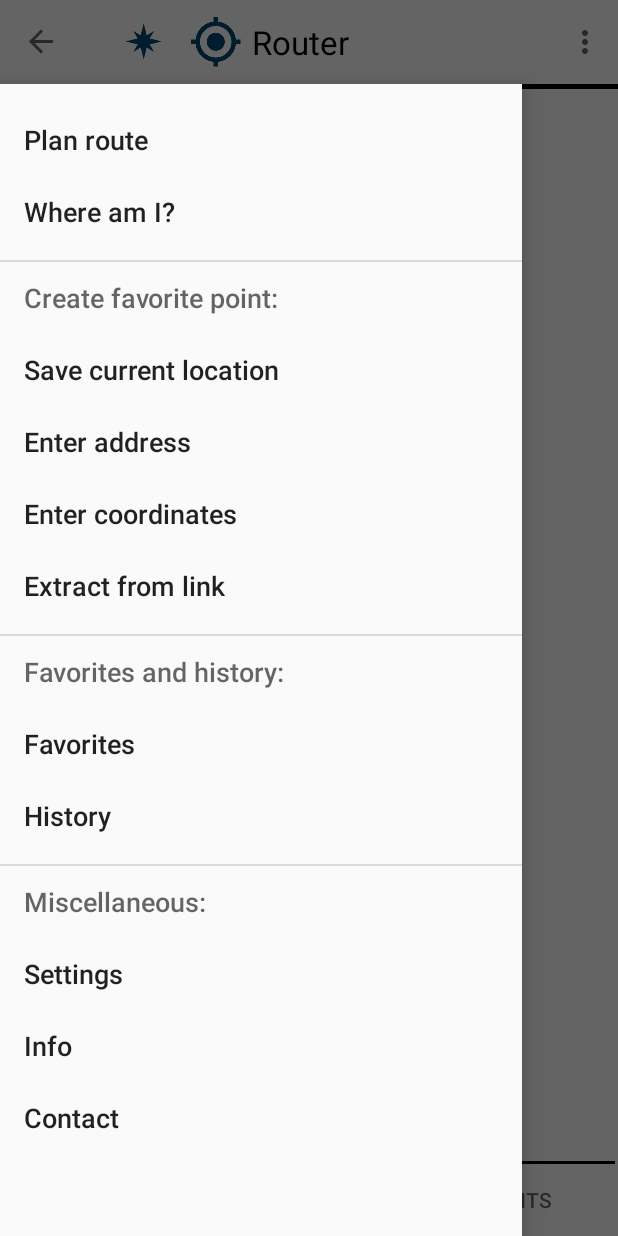
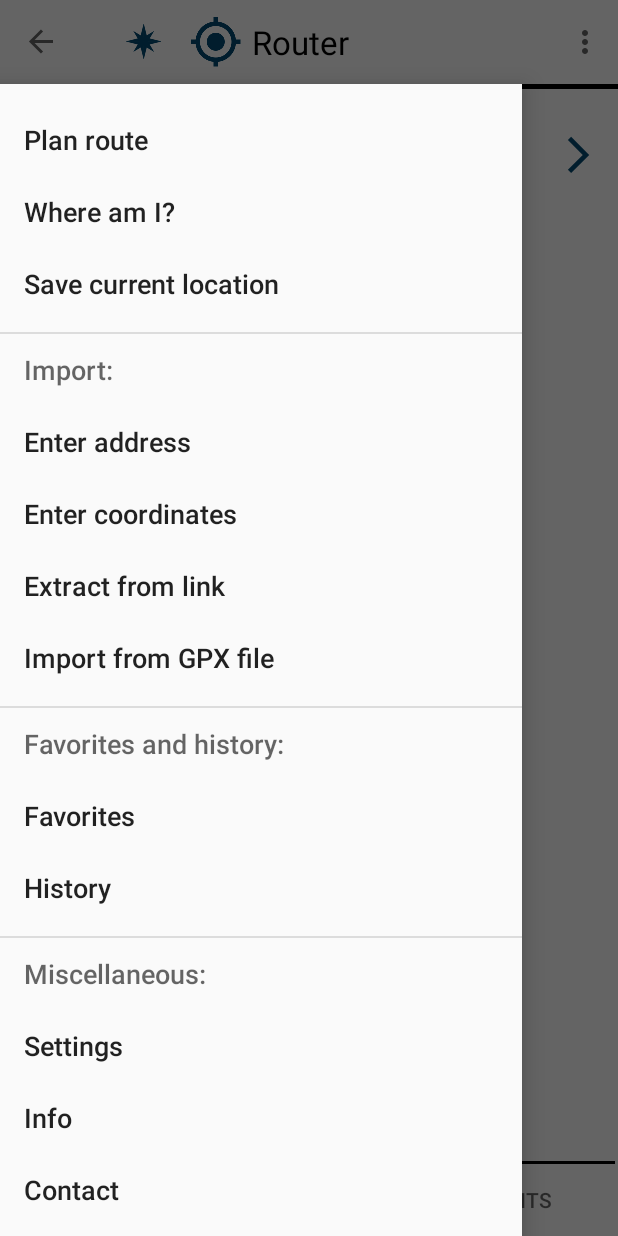
Before and after one commit to scheibler/WalkersGuide-Android, an Android app: the screen it shows after launch (MainActivity), with the side drawer open, on a phone screen of 412 x 824 dp. Run offline under Robolectric (Android 15) with nearby library versions, the phone set to English and light mode, and no system bars; our stand-ins replace Timber; pictures from the network do not load; 9 statements that could not run were skipped.

Commit message:
Changes in the main menu - Options "Enter address", "Enter coordinates" and "Point from link"   now open the respective points details activity instead of creating a favorite point automatically - Moved route GPX import from router fragment option menu into main menu

```diff
--- a/app/src/main/java/org/walkersguide/android/ui/fragment/RouterFragment.java
+++ b/app/src/main/java/org/walkersguide/android/ui/fragment/RouterFragment.java
@@ -1,5 +1,6 @@
 package org.walkersguide.android.ui.fragment;
 
+import android.widget.ImageButton;
 import org.walkersguide.android.ui.activity.toolbar.tabs.MainActivity;
 import androidx.fragment.app.FragmentResultListener;
 import org.walkersguide.android.data.profile.ProfileGroup;
@@ -54,7 +55,6 @@ import androidx.annotation.NonNull;
 import org.walkersguide.android.ui.fragment.details.RouteDetailsFragment;
 import androidx.core.view.ViewCompat;
 import java.util.Locale;
-import org.walkersguide.android.ui.dialog.create.RouteFromGpxFileDialog;
 import org.walkersguide.android.ui.dialog.select.SelectProfileDialog;
 import org.walkersguide.android.data.profile.Profile;
 import org.walkersguide.android.database.DatabaseProfile;
@@ -224,10 +224,6 @@ public class RouterFragment extends Fragment implements FragmentResultListener {
             SelectProfileDialog.newInstance(ProfileGroup.LOAD_PREVIOUS_ROUTE)
                 .show(getChildFragmentManager(), "SelectProfileDialog");
 
-        } else if (item.getItemId() == R.id.menuItemRouteFromGpxFile) {
-            RouteFromGpxFileDialog.newInstance()
-                .show(getChildFragmentManager(), "RouteFromGpxFileDialog");
-
         } else if (item.getItemId() == R.id.menuItemAutoSkipToNextRoutePoint) {
             settingsManagerInstance.setAutoSkipToNextRoutePoint(
                     ! settingsManagerInstance.getAutoSkipToNextRoutePoint());
@@ -244,12 +240,6 @@ public class RouterFragment extends Fragment implements FragmentResultListener {
                     ! settingsManagerInstance.getShowIntersectionLayoutDetails());
             if (route != null) {
                 updateUi();
-            }
-
-        } else if (item.getItemId() == R.id.menuItemJumpToRoutePoint) {
-            if (route != null) {
-                JumpToRoutePointDialog.newInstance(route)
-                    .show(getChildFragmentManager(), "JumpToRoutePointDialog");
             }
 
         } else {
@@ -276,6 +266,16 @@ public class RouterFragment extends Fragment implements FragmentResultListener {
         labelHeading = (TextView) view.findViewById(R.id.labelHeading);
         layoutCurrentRouteObject = (RouteObjectView) view.findViewById(R.id.layoutCurrentRouteObject);
         labelIntersectionStructure = (TextView) view.findViewById(R.id.labelIntersectionStructure);
+
+        ImageButton buttonJumpToRoutePoint = (ImageButton) view.findViewById(R.id.buttonJumpToRoutePoint);
+        buttonJumpToRoutePoint.setOnClickListener(new View.OnClickListener() {
+            public void onClick(View view) {
+                if (route != null) {
+                    JumpToRoutePointDialog.newInstance(route)
+                        .show(getChildFragmentManager(), "JumpToRoutePointDialog");
+                }
+            }
+        });
 
         // bottom layout
         labelDistanceAndBearing = (TextView) view.findViewById(R.id.labelDistanceAndBearing);
--- /dev/null
+++ b/app/src/main/res/drawable/chevron_right.xml
@@ -0,0 +1,10 @@
+<vector xmlns:android="http://schemas.android.com/apk/res/android"
+    android:width="48dp"
+    android:height="48dp"
+    android:viewportWidth="960"
+    android:viewportHeight="960"
+    android:tint="?attr/colorControlNormal">
+  <path
+      android:fillColor="@android:color/white"
+      android:pathData="M375,720L332,677L530,479L332,281L375,238L616,479L375,720Z"/>
+</vector>
--- a/app/src/main/res/layout/fragment_router.xml
+++ b/app/src/main/res/layout/fragment_router.xml
@@ -73,13 +73,30 @@
                 android:layout_width="match_parent"
                 android:layout_height="wrap_content" />
 
-            <TextView
-                android:id="@+id/labelHeading"
+            <LinearLayout
                 android:layout_width="match_parent"
                 android:layout_height="wrap_content"
                 android:layout_marginTop="20dp"
-                android:focusable="true"
-                android:theme="@style/HeadingTextView" />
+                android:gravity="center_vertical"
+                android:orientation="horizontal" >
+
+                <TextView
+                    android:id="@+id/labelHeading"
+                    android:layout_width="0dp"
+                    android:layout_height="wrap_content"
+                    android:layout_weight="1.0"
+                    android:focusable="true"
+                    android:theme="@style/HeadingTextView" />
+
+                <ImageButton
+                    android:id="@+id/buttonJumpToRoutePoint"
+                    android:layout_width="wrap_content"
+                    android:layout_height="match_parent"
+                    android:background="@null"
+                    app:tint="@color/image"
+                    android:src="@drawable/chevron_right"
+                    android:contentDescription="@string/buttonJumpToRoutePoint" />
+            </LinearLayout>
 
             <org.walkersguide.android.ui.view.RouteObjectView
                 android:id="@+id/layoutCurrentRouteObject"
--- a/app/src/main/res/menu/menu_navigation_drawer_main_activity.xml
+++ b/app/src/main/res/menu/menu_navigation_drawer_main_activity.xml
@@ -7,23 +7,26 @@
     <item
         android:id="@+id/menuItemWhereAmI"
         android:title="@string/menuItemWhereAmI" />
+    <item
+        android:id="@+id/menuItemCreateFavoriteCurrentPosition"
+        android:title="@string/menuItemCreateFavoriteCurrentPosition" />
 
     <item
-        android:id="@+id/menuItemCreateFavorite"
-        android:title="@string/menuItemCreateFavorite" >
+        android:id="@+id/menuItemImport"
+        android:title="@string/menuItemImport" >
         <menu>
             <item
-                android:id="@+id/menuItemCreateFavoriteCurrentPosition"
-                android:title="@string/menuItemCreateFavoriteCurrentPosition" />
+                android:id="@+id/menuItemImportPointFromPostAddress"
+                android:title="@string/menuItemImportPointFromPostAddress" />
             <item
-                android:id="@+id/menuItemCreateFavoriteAddress"
-                android:title="@string/menuItemCreateFavoriteAddress" />
+                android:id="@+id/menuItemImportPointFromCoordinates"
+                android:title="@string/menuItemImportPointFromCoordinates" />
             <item
-                android:id="@+id/menuItemCreateFavoriteCoordinates"
-                android:title="@string/menuItemCreateFavoriteCoordinates" />
+                android:id="@+id/menuItemImportPointFromUrl"
+                android:title="@string/menuItemImportPointFromUrl" />
             <item
-                android:id="@+id/menuItemCreateFavoriteUrl"
-                android:title="@string/menuItemCreateFavoriteUrl" />
+                android:id="@+id/menuItemRouteFromGpxFile"
+                android:title="@string/menuItemRouteFromGpxFile" />
         </menu>
     </item>
 
--- a/app/src/main/res/menu/menu_toolbar_router_fragment.xml
+++ b/app/src/main/res/menu/menu_toolbar_router_fragment.xml
@@ -21,9 +21,6 @@
         android:id="@+id/menuItemLoadPreviousRoute"
         android:title="@string/menuItemLoadPreviousRoute" />
     <item
-        android:id="@+id/menuItemRouteFromGpxFile"
-        android:title="@string/menuItemRouteFromGpxFile" />
-    <item
         android:id="@+id/menuItemAutoSkipToNextRoutePoint"
         android:title="@string/menuItemAutoSkipToNextRoutePoint"
         android:checkable="true" />
@@ -35,7 +32,4 @@
         android:id="@+id/menuItemShowIntersectionLayoutDetails"
         android:title="@string/menuItemShowIntersectionLayoutDetails"
         android:checkable="true" />
-    <item
-        android:id="@+id/menuItemJumpToRoutePoint"
-        android:title="@string/menuItemJumpToRoutePoint" />
 </menu>
--- a/app/src/main/res/values/strings.xml
+++ b/app/src/main/res/values/strings.xml
@@ -14,11 +14,12 @@
     <!-- main menu -->
     <string name="menuItemPlanRoute">Plan route</string>
     <string name="menuItemWhereAmI">Where am I?</string>
-    <string name="menuItemCreateFavorite">Create favorite point:</string>
     <string name="menuItemCreateFavoriteCurrentPosition">Save current location</string>
-    <string name="menuItemCreateFavoriteAddress">Enter address</string>
-    <string name="menuItemCreateFavoriteCoordinates">Enter coordinates</string>
-    <string name="menuItemCreateFavoriteUrl">Extract from link</string>
+    <string name="menuItemImport">Import:</string>
+    <string name="menuItemImportPointFromPostAddress">Enter address</string>
+    <string name="menuItemImportPointFromCoordinates">Enter coordinates</string>
+    <string name="menuItemImportPointFromUrl">Extract from link</string>
+    <string name="menuItemRouteFromGpxFile">Import from GPX file</string>
     <string name="menuItemFavoritesAndHistory">Favorites and history:</string>
     <string name="menuItemOpenFavorites">Favorites</string>
     <string name="menuItemOpenHistory">History</string>
@@ -154,6 +155,7 @@
     <!-- router fragment -->
     <string name="fragmentRouterName">Router</string>
     <string name="labelRoutePosition">Instruction %1$d of %2$d, %3$d of %4$s</string>
+    <string name="buttonJumpToRoutePoint">Jump to route point</string>
     <string name="labelIntersectionStructure">Intersection structure</string>
     <string name="buttonPreviousRouteObject">Previous</string>
     <string name="buttonPreviousRouteObjectCD">Previous route point</string>
@@ -165,11 +167,9 @@
     <string name="menuItemRecalculateOriginalRoute">Recalculate original route</string>
     <string name="menuItemRecalculateReturnRoute">Recalculate return route</string>
     <string name="menuItemLoadPreviousRoute">Load previous route</string>
-    <string name="menuItemRouteFromGpxFile">Import from GPX file</string>
     <string name="menuItemAutoSkipToNextRoutePoint">Autom. skip to next</string>
     <string name="menuItemShowPreciseBearingValues">Show precise bearing values</string>
     <string name="menuItemShowIntersectionLayoutDetails">Show intersection layout details</string>
-    <string name="menuItemJumpToRoutePoint">Jump to route point</string>
 
     <!-- JumpToRoutePointDialog -->
     <string name="jumpToRoutePointDialogTitle">Jump to route point:</string>
```
Also changed, not shown: app/src/main/java/org/walkersguide/android/ui/UiHelper.java (+21 -0 lines), app/src/main/java/org/walkersguide/android/ui/activity/toolbar/tabs/MainActivity.java (+11 -4 lines), app/src/main/java/org/walkersguide/android/ui/activity/toolbar/tabs/PointDetailsActivity.java (+6 -1 lines), app/src/main/java/org/walkersguide/android/ui/view/TextViewAndActionButton.java (+10 -1 lines), 1 other file.
